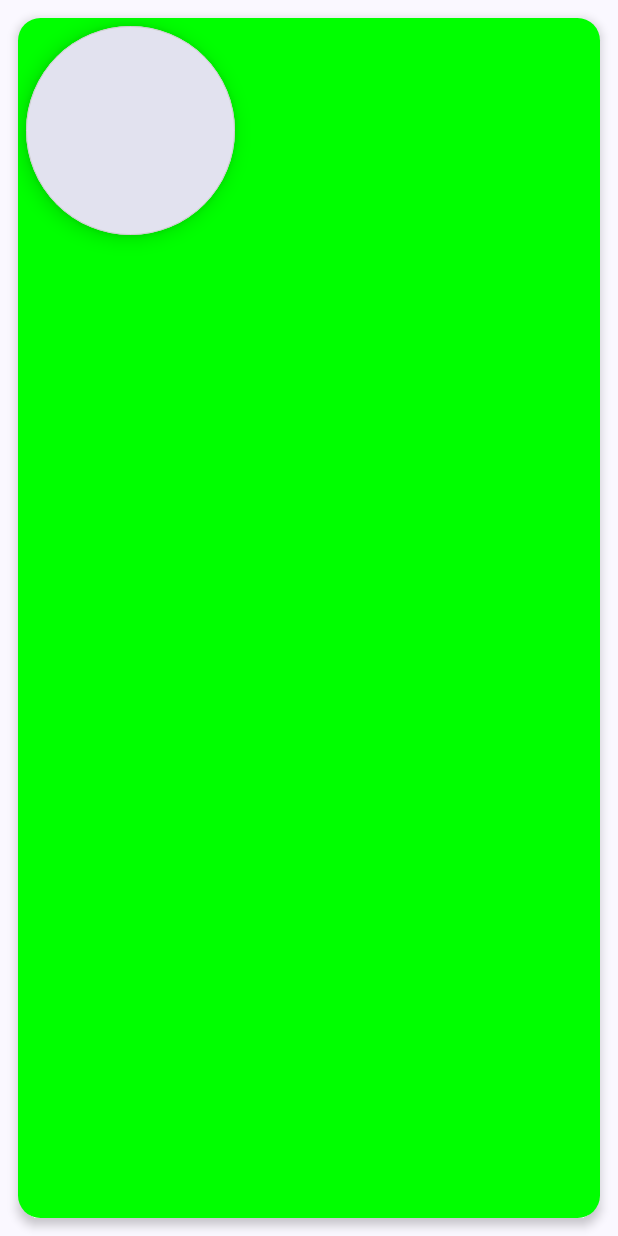
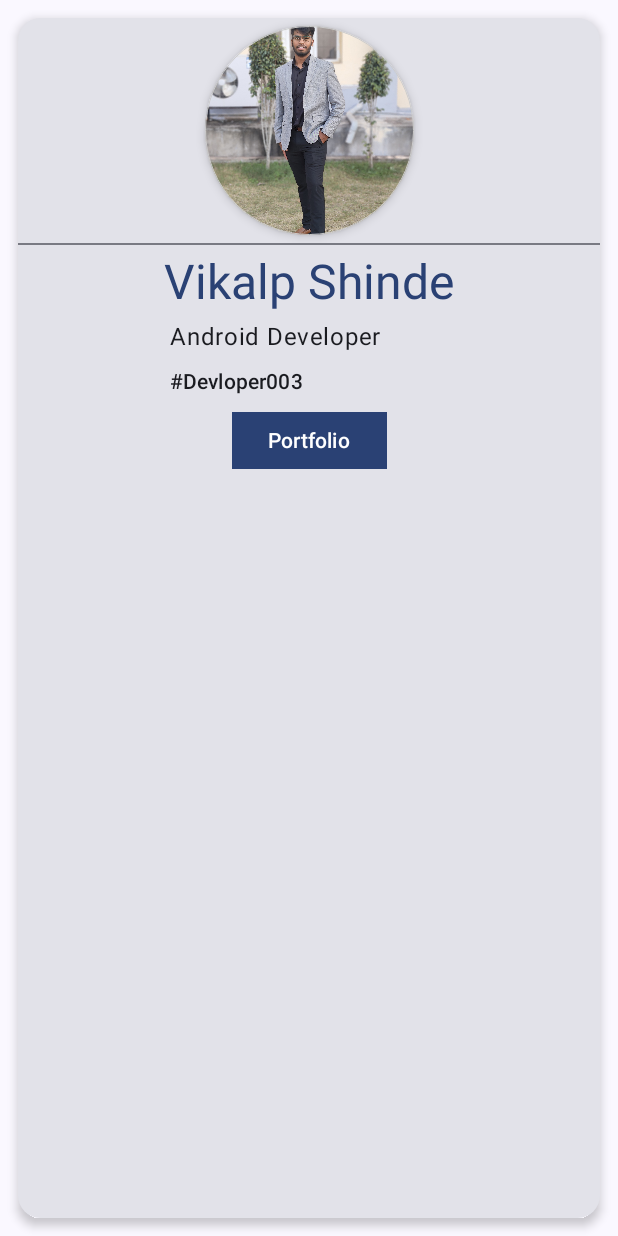
Before and after one commit to Vikalp2003/MyBizCard, an Android app built with Jetpack Compose: the composable CreateBizCard shown on its own in the app's theme, on a phone screen of 412 x 824 dp. Run offline under Robolectric (Android 15) with nearby library versions, the phone set to English and light mode, and no system bars.

Commit message:
added profile and a button

```diff
--- a/app/src/main/java/com/example/mybizcard/MainActivity.kt
+++ b/app/src/main/java/com/example/mybizcard/MainActivity.kt
@@ -1,9 +1,15 @@
 package com.example.mybizcard
 
 import android.os.Bundle
+import android.util.Log
 import androidx.activity.ComponentActivity
 import androidx.activity.compose.setContent
 import androidx.compose.foundation.BorderStroke
+import androidx.compose.foundation.Image
+import androidx.compose.foundation.background
+import androidx.compose.foundation.layout.Arrangement
+import androidx.compose.foundation.layout.Box
+import androidx.compose.foundation.layout.Column
 import androidx.compose.foundation.layout.fillMaxHeight
 import androidx.compose.foundation.layout.fillMaxSize
 import androidx.compose.foundation.layout.fillMaxWidth
@@ -11,18 +17,30 @@ import androidx.compose.foundation.layout.height
 import androidx.compose.foundation.layout.padding
 import androidx.compose.foundation.layout.size
 import androidx.compose.foundation.layout.width
+import androidx.compose.foundation.lazy.LazyColumn
+import androidx.compose.foundation.lazy.items
 import androidx.compose.foundation.shape.CircleShape
 import androidx.compose.foundation.shape.CornerSize
 import androidx.compose.foundation.shape.RoundedCornerShape
+import androidx.compose.material3.Button
+import androidx.compose.material3.ButtonDefaults
 import androidx.compose.material3.Card
 import androidx.compose.material3.CardDefaults
+import androidx.compose.material3.Divider
+import androidx.compose.material3.FilledIconButton
 import androidx.compose.material3.MaterialTheme
 import androidx.compose.material3.Surface
 import androidx.compose.material3.Text
 import androidx.compose.material3.surfaceColorAtElevation
 import androidx.compose.runtime.Composable
+import androidx.compose.runtime.mutableStateOf
+import androidx.compose.runtime.remember
+import androidx.compose.ui.Alignment
 import androidx.compose.ui.Modifier
 import androidx.compose.ui.graphics.Color
+import androidx.compose.ui.graphics.RectangleShape
+import androidx.compose.ui.layout.ContentScale
+import androidx.compose.ui.res.painterResource
 import androidx.compose.ui.tooling.preview.Preview
 import androidx.compose.ui.unit.dp
 import com.example.mybizcard.ui.theme.MyBizCardTheme
@@ -34,10 +52,10 @@ class MainActivity : ComponentActivity() {
             MyBizCardTheme {
                 // A surface container using the 'background' color from the theme
                 Surface(
-                    modifier = Modifier.fillMaxSize(),
+
                     color = MaterialTheme.colorScheme.background
                 ) {
-
+                    CreateBizCard()
                 }
             }
         }
@@ -46,6 +64,9 @@ class MainActivity : ComponentActivity() {
 
 @Composable
 fun CreateBizCard(){
+    val buttonClickedState = remember {
+        mutableStateOf(false)
+    }
     Surface( modifier = Modifier
         .fillMaxWidth()
         .fillMaxHeight()) {
@@ -53,30 +74,124 @@ fun CreateBizCard(){
             .width(200.dp)
             .height(390.dp)
             .padding(12.dp),
-            colors = CardDefaults.cardColors(
-                containerColor = Color.Green,
-            ),
-            shape = RoundedCornerShape(corner = CornerSize(15.dp)),
-            elevation = CardDefaults.cardElevation(
-                defaultElevation = 4.dp
-            ))
-        {
-            Surface(modifier = Modifier.size(150.dp)
-                .padding(5.dp),
-                shape = CircleShape,
-                border = BorderStroke(0.5.dp, Color.LightGray),
-                shadowElevation = 8.dp,
-                tonalElevation = 8.dp
-            ) {
+//              colors = CardDefaults.cardColors(
+//                containerColor = Color.Green,
+//            ),
+                shape = RoundedCornerShape(corner = CornerSize(15.dp)),
+                elevation = CardDefaults.cardElevation(
+                    defaultElevation = 4.dp
+                )
+        ) {
+            Column(modifier=Modifier.height(300.dp),
+//                verticalArrangement = Arrangement.Top,
+                horizontalAlignment = Alignment.CenterHorizontally) {
+                CreateImageProfile()
+                Divider()
+                CreateInfo()
+                Button(
+                    onClick = {
+                        buttonClickedState.value = !buttonClickedState.value
+                    },
+//                    modifier = Modifier
+//                        .height(300.dp)
+//                        .width(200.dp)
+//                        .padding(),
+                    shape = RectangleShape,
 
+                    ) {
+                    Text(text = "Portfolio",
+                        style = MaterialTheme.typography.labelLarge)
+                }
+                if(buttonClickedState.value){
+                    Content()
+                }else{
+                    Box (){
+
+                    }
+                }
             }
+
         }
     }
 }
 
+@Preview
+@Composable
+fun Content(){
+    Box(modifier = Modifier
+        .fillMaxHeight()
+        .fillMaxWidth()
+        .padding(5.dp)){
+        Surface(modifier = Modifier
+            .padding(3.dp)
+            .fillMaxWidth()
+            .fillMaxHeight(),
+            shape = RoundedCornerShape(corner = CornerSize(6.dp)),
+            border = BorderStroke(width = 2.dp, color=Color.LightGray)
+        ) {
+            Portfolio(data = listOf(
+                "Project 1",
+                "Project 2",
+                "Project 3"))
+        }
+    }
+}
+
+@Composable
+fun Portfolio(data: List<String>) {
+    LazyColumn{
+        items(data){
+            item ->  Text(item)
+        }
+    }
+}
+
+@Composable
+private fun CreateInfo() {
+    Column(modifier = Modifier.padding(5.dp)) {
+        Text(
+            text = "Vikalp Shinde",
+            style = MaterialTheme.typography.headlineLarge,
+            color = MaterialTheme.colorScheme.primary
+        )
+
+        Text(
+            text = "Android Developer",
+            modifier = Modifier.padding(4.dp)
+        )
+
+        Text(
+            text = "#Devloper003",
+            modifier = Modifier.padding(4.dp),
+            style = MaterialTheme.typography.labelLarge
+        )
+    }
+}
+
+@Composable
+private fun CreateImageProfile(modifier: Modifier=Modifier) {
+    Surface(
+        modifier = Modifier
+            .size(150.dp)
+            .padding(5.dp),
+
+        shape = CircleShape,
+        border = BorderStroke(0.5.dp, Color.LightGray),
+//                color = MaterialTheme.colors.primary,
+        tonalElevation = 4.dp,
+        shadowElevation = 4.dp,
+    ) {
+        Image(
+            painter = painterResource(id = R.drawable.profile),
+            contentDescription = "Profile Image",
+            modifier = Modifier.size(135.dp),
+            contentScale = ContentScale.Crop
+        )
+    }
+}
 
 
-@Preview(showBackground = true)
+//@Preview(showBackground = true)
 @Composable
 fun GreetingPreview() {
     MyBizCardTheme {
```
